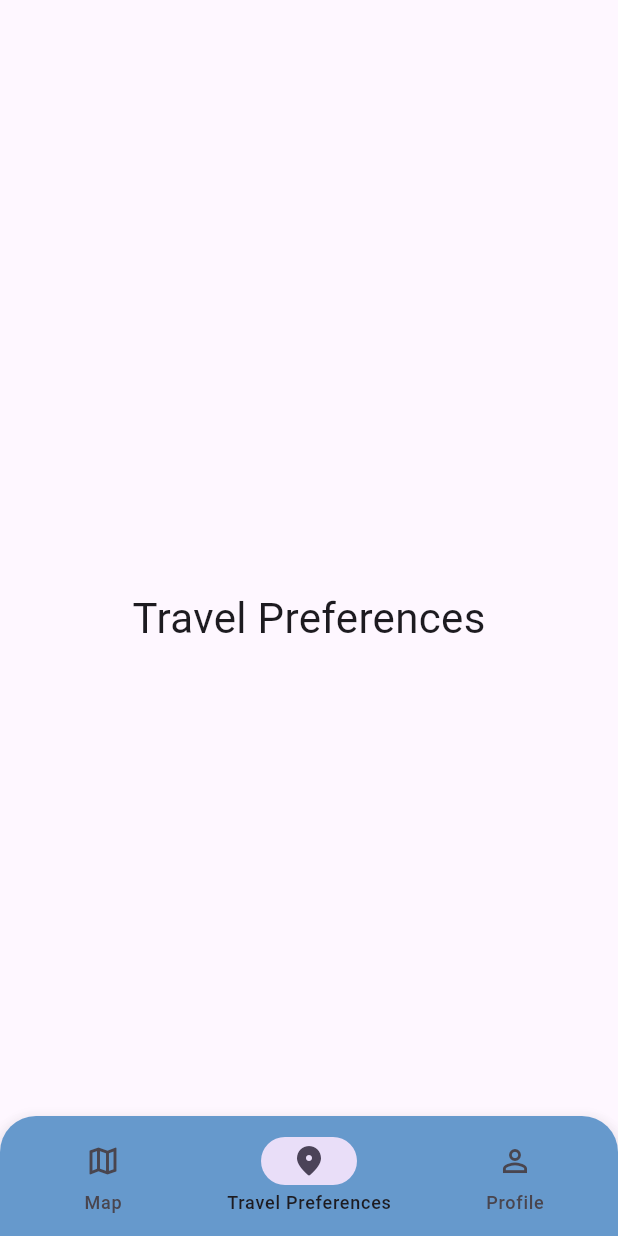
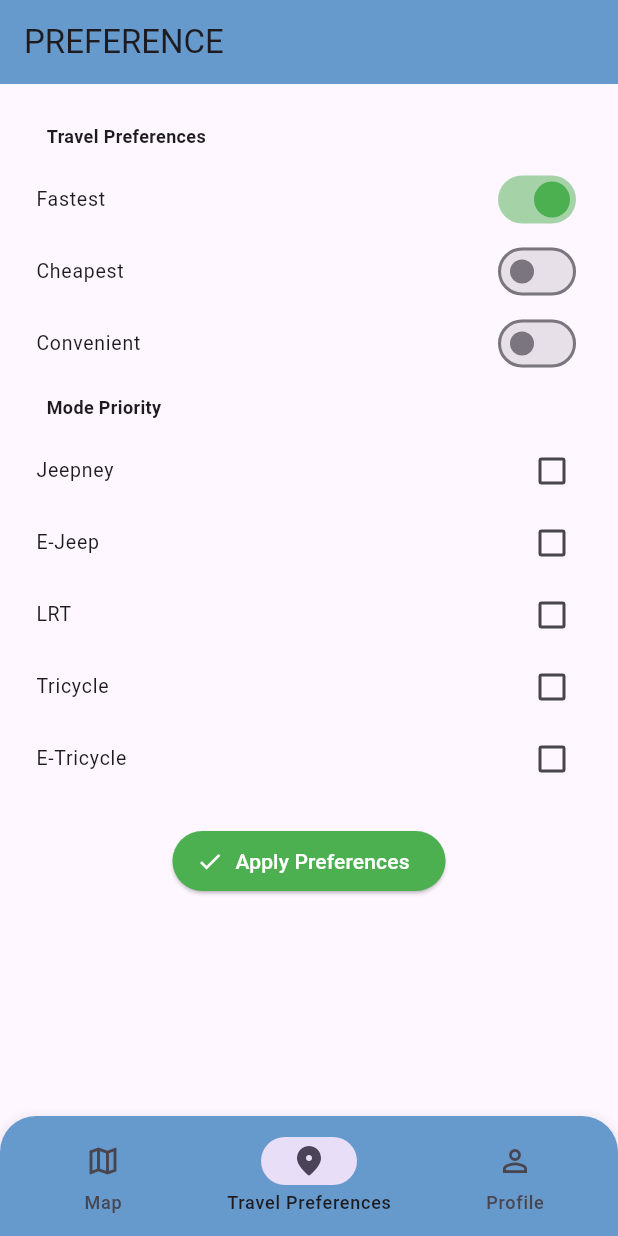
Before and after one commit to BGrazer/Maiway, a Flutter app: the HomeNavigation screen opened directly, item 2 of the bottom bar chosen, on a phone screen of 412 x 824 dp. Run offline on Flutter 3.47's test engine with Material 3 defaults, Android fonts, the phone set to English and light mode, and no system bars; our stand-ins replace flutter_map, geolocator, google_fonts, latlong2; missing offline and left inert: flutter_map_location_marker.

Commit message:
+ mackenzie travel pref

```diff
--- a/maiwayapp/lib/main.dart
+++ b/maiwayapp/lib/main.dart
@@ -3,6 +3,7 @@ import 'package:flutter/material.dart';
 import 'package:maiwayapp/loginpage.dart';
 import 'package:maiwayapp/profile_screen.dart';
 import 'map_screen.dart';
+import 'travel_preference_page.dart';
 
 void main() {
   runApp(const MyApp());
@@ -37,7 +38,7 @@ class _HomeNavigationState extends State<HomeNavigation> {
 
   final List<Widget> _pages = const [
     MapScreen(),
-    PlaceholderScreen(title: 'Travel Preferences'),
+    TravelPreferenceScreen(),
     ProfileScreen(),
   ];
 
--- /dev/null
+++ b/maiwayapp/lib/travel_preference_page.dart
@@ -0,0 +1,118 @@
+import 'package:flutter/material.dart';
+
+class TravelPreferenceScreen extends StatefulWidget {
+  const TravelPreferenceScreen({super.key});
+
+  @override
+  State<TravelPreferenceScreen> createState() => _TravelPreferenceScreenState();
+}
+
+class _TravelPreferenceScreenState extends State<TravelPreferenceScreen> {
+  final Map<String, bool> _preferences = {
+    'Fastest': true,
+    'Cheapest': false,
+    'Convenient': false,
+  };
+
+  final Map<String, bool> _modes = {
+    'Jeepney': false,
+    'E-Jeep': false,
+    'LRT': false,
+    'Tricycle': false,
+    'E-Tricycle': false,
+  };
+
+  void _selectOnlyOne(String selected) {
+    setState(() {
+      _preferences.updateAll((key, value) => key == selected);
+    });
+  }
+
+  @override
+  Widget build(BuildContext context) {
+    return Scaffold(
+      appBar: AppBar(
+        title: const Text('PREFERENCE'),
+        backgroundColor: const Color(0xFF6699CC),
+      ),
+      body: ListView(
+        padding: const EdgeInsets.all(16.0),
+        children: [
+          const _SectionHeader(title: 'Travel Preferences'),
+          ..._preferences.entries.map((entry) {
+            return ListTile(
+              dense: true,
+              contentPadding: const EdgeInsets.symmetric(horizontal: 8.0),
+              title: Align(
+                alignment: Alignment.centerLeft,
+                child: Text(entry.key, style: const TextStyle(fontSize: 13)),
+              ),
+              trailing: Switch(
+                value: entry.value,
+                onChanged: (bool value) {
+                  if (value) _selectOnlyOne(entry.key);
+                },
+                activeColor: Colors.green,
+              ),
+            );
+          }).toList(),
+
+          const _SectionHeader(title: 'Mode Priority'),
+          ..._modes.entries.map((entry) {
+            return CheckboxListTile(
+              dense: true,
+              controlAffinity: ListTileControlAffinity.trailing,
+              contentPadding: const EdgeInsets.symmetric(horizontal: 8.0),
+              title: Align(
+                alignment: Alignment.centerLeft,
+                child: Text(entry.key, style: const TextStyle(fontSize: 13)),
+              ),
+              value: entry.value,
+              onChanged: (bool? value) {
+                setState(() {
+                  _modes[entry.key] = value!;
+                });
+              },
+              checkColor: Colors.white,
+              activeColor: Colors.green,
+              shape: RoundedRectangleBorder(
+                borderRadius: BorderRadius.circular(12),
+              ),
+            );
+          }).toList(),
+
+          const SizedBox(height: 20),
+          Center(
+            child: ElevatedButton.icon(
+              onPressed: () {
+                // Keep on the page, you can handle data transmission elsewhere
+              },
+              icon: const Icon(Icons.check),
+              label: const Text("Apply Preferences"),
+              style: ElevatedButton.styleFrom(
+                backgroundColor: Colors.green,
+                foregroundColor: Colors.white,
+              ),
+            ),
+          ),
+        ],
+      ),
+    );
+  }
+}
+
+class _SectionHeader extends StatelessWidget {
+  final String title;
+  const _SectionHeader({required this.title});
+
+  @override
+  Widget build(BuildContext context) {
+    return Padding(
+      padding: const EdgeInsets.symmetric(horizontal: 15.0, vertical: 10.0),
+      child: Text(
+        title,
+        style: const TextStyle(fontSize: 12, fontWeight: FontWeight.bold),
+      ),
+    );
+  }
+}
```
